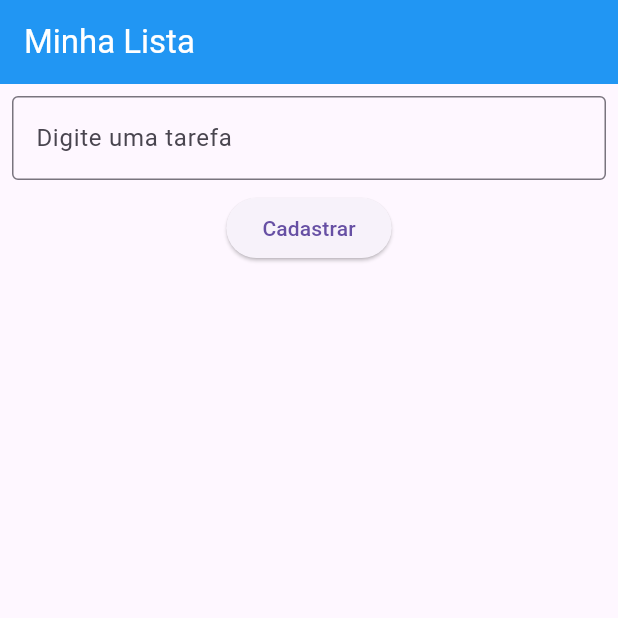
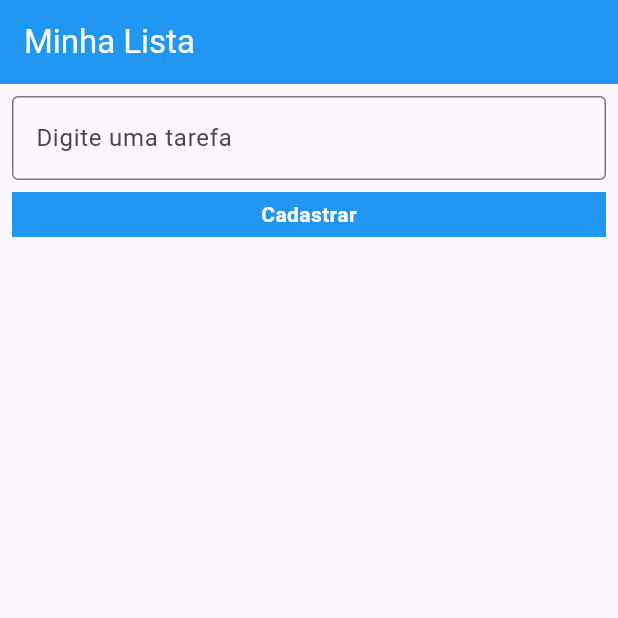
Before and after one commit to emersoncavalcanti-prof/flutter_app_estado, a Flutter app: the screen it shows after launch, on a phone screen of 412 x 824 dp, the top half of it. Run offline on Flutter 3.47's test engine with Material 3 defaults, Android fonts, the light colour scheme and no system bars.

Commit message:
add botao personalizado com container e inkwell

```diff
--- a/lib/home_page.dart
+++ b/lib/home_page.dart
@@ -53,7 +53,24 @@ class _HomePageState extends State<HomePage> {
               ),
             ),
           ),
-          ElevatedButton(onPressed: _addTarefa, child: Text('Cadastrar')),
+          InkWell(
+            onTap: _addTarefa,
+            child: Container(
+              margin: EdgeInsets.only(left: 8, right: 8),
+              width: double.infinity,
+              height: 30,
+              color: Colors.blue,
+              child: Center(
+                child: Text(
+                  'Cadastrar',
+                  style: TextStyle(
+                    color: Colors.white,
+                    fontWeight: FontWeight.bold,
+                  ),
+                ),
+              ),
+            ),
+          ),
           Expanded(
             child: ListView.builder(
               itemCount: _tarefas.length,
```
